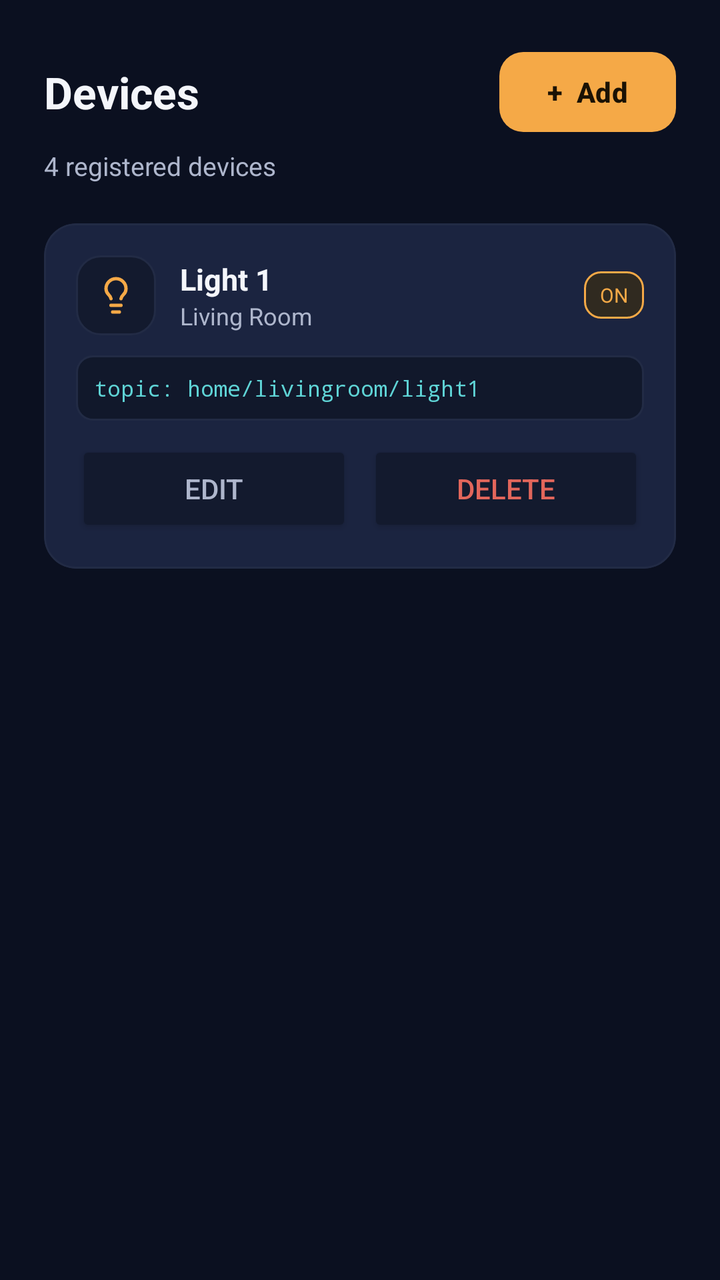
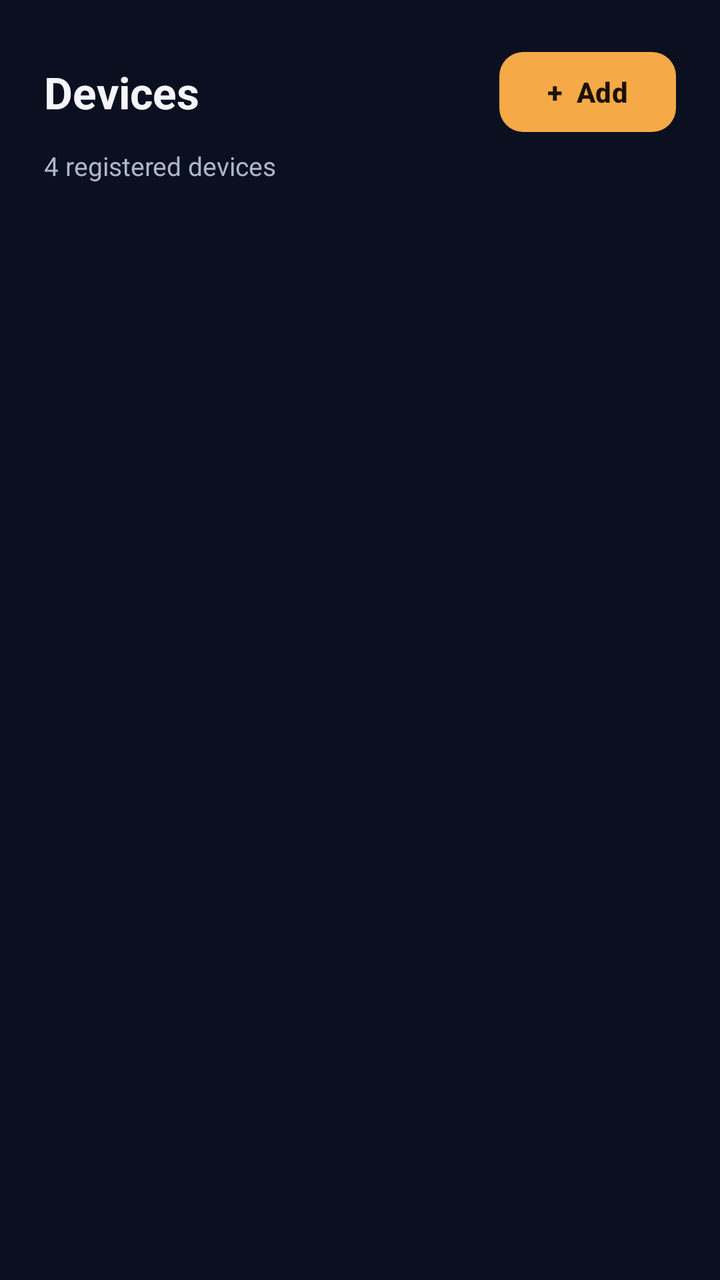

Screens rendered from an Android XML layout before and after an edit, with the pre-edit source and the edit as a unified diff.
<!-- AndroidManifest.xml: application theme Theme.LUMEN -->
<!-- res/layout/fragment_devices.xml -->
<?xml version="1.0" encoding="utf-8"?>
<androidx.core.widget.NestedScrollView
    xmlns:android="http://schemas.android.com/apk/res/android"
    xmlns:app="http://schemas.android.com/apk/res-auto"
    android:layout_width="match_parent"
    android:layout_height="match_parent"
    android:background="@color/night"
    android:fillViewport="true">

    <LinearLayout
        android:layout_width="match_parent"
        android:layout_height="wrap_content"
        android:orientation="vertical"
        android:padding="22dp">

        <LinearLayout
            android:layout_width="match_parent"
            android:layout_height="wrap_content"
            android:gravity="center_vertical">

            <TextView
                android:layout_width="0dp"
                android:layout_height="wrap_content"
                android:layout_weight="1"
                android:text="Devices"
                android:textColor="@color/white"
                android:textSize="22sp"
                android:textStyle="bold" />

            <com.google.android.material.button.MaterialButton
                android:id="@+id/btnAddDevice"
                android:layout_width="wrap_content"
                android:layout_height="wrap_content"
                android:text="+  Add"
                android:textColor="@color/amber_dark"
                android:textStyle="bold"
                app:backgroundTint="@color/amber"
                app:cornerRadius="12dp" />

        </LinearLayout>


        <TextView
            android:id="@+id/txtDeviceCount"
            android:layout_width="wrap_content"
            android:layout_height="wrap_content"
            android:text="4 registered devices"
            android:textColor="@color/mist"
            android:textSize="13sp"
            android:layout_marginTop="4dp"
            android:layout_marginBottom="20dp" />


        <LinearLayout
            android:id="@+id/deviceList"
            android:layout_width="match_parent"
            android:layout_height="wrap_content"
            android:orientation="vertical">

            

            <com.google.android.material.card.MaterialCardView
                android:layout_width="match_parent"
                android:layout_height="wrap_content"
                android:layout_marginBottom="12dp"
                app:cardBackgroundColor="@color/night_3"
                app:cardCornerRadius="16dp"
                app:strokeColor="@color/border"
                app:strokeWidth="1dp">

                <LinearLayout
                    android:layout_width="match_parent"
                    android:layout_height="wrap_content"
                    android:orientation="vertical"
                    android:padding="16dp">

                    <LinearLayout
                        android:layout_width="match_parent"
                        android:layout_height="wrap_content"
                        android:gravity="center_vertical">

                        <ImageView
                            android:layout_width="40dp"
                            android:layout_height="40dp"
                            android:padding="10dp"
                            android:background="@drawable/bg_light_icon"
                            android:src="@drawable/ic_light"
                            app:tint="@color/amber"
                            android:contentDescription="Light" />

                        <LinearLayout
                            android:layout_width="0dp"
                            android:layout_height="wrap_content"
                            android:layout_weight="1"
                            android:orientation="vertical"
                            android:layout_marginStart="12dp">

                            <TextView
                                android:layout_width="wrap_content"
                                android:layout_height="wrap_content"
                                android:text="Light 1"
                                android:textColor="@color/white"
                                android:textSize="15sp"
                                android:textStyle="bold" />

                            <TextView
                                android:layout_width="wrap_content"
                                android:layout_height="wrap_content"
                                android:text="Living Room"
                                android:textColor="@color/mist"
                                android:textSize="12sp" />

                        </LinearLayout>

                        <TextView
                            android:layout_width="wrap_content"
                            android:layout_height="wrap_content"
                            android:text="ON"
                            android:textColor="@color/amber"
                            android:textSize="10sp"
                            android:paddingHorizontal="8dp"
                            android:paddingVertical="5dp"
                            android:background="@drawable/bg_status_on" />

                    </LinearLayout>


                    <TextView
                        android:layout_width="match_parent"
                        android:layout_height="wrap_content"
                        android:text="topic: home/livingroom/light1"
                        android:textColor="@color/cyan"
                        android:textSize="11sp"
                        android:fontFamily="monospace"
                        android:padding="9dp"
                        android:layout_marginTop="10dp"
                        android:background="@drawable/bg_topic" />


                    <LinearLayout
                        android:layout_width="match_parent"
                        android:layout_height="wrap_content"
                        android:orientation="horizontal"
                        android:layout_marginTop="10dp">

                        <Button
                            android:id="@+id/btnEditLight1"
                            android:layout_width="0dp"
                            android:layout_height="wrap_content"
                            android:layout_weight="1"
                            android:text="Edit"
                            android:textColor="@color/mist"
                            android:backgroundTint="@color/night_2" />

                        <Button
                            android:id="@+id/btnDeleteLight1"
                            android:layout_width="0dp"
                            android:layout_height="wrap_content"
                            android:layout_weight="1"
                            android:text="Delete"
                            android:textColor="@color/danger"
                            android:backgroundTint="@color/night_2"
                            android:layout_marginStart="8dp" />

                    </LinearLayout>

                </LinearLayout>

            </com.google.android.material.card.MaterialCardView>

        </LinearLayout>

    </LinearLayout>

</androidx.core.widget.NestedScrollView>
<!-- resources referenced by this layout -->
<resources>
  <color name="amber">#F5A947</color>
  <color name="amber_dark">#1B1204</color>
  <color name="border">#222B45</color>
  <color name="cyan">#5FD4D6</color>
  <color name="danger">#E2665B</color>
  <color name="mist">#AEB6CC</color>
  <color name="night">#0B1020</color>
  <color name="night_2">#131A2E</color>
  <color name="night_3">#1B2440</color>
  <color name="white">#F4F6FB</color>
  <!-- drawable bg_light_icon (drawable) -->
  <?xml version="1.0" encoding="utf-8"?>
  <selector xmlns:android="http://schemas.android.com/apk/res/android">
  
      <item android:state_selected="true">
  
          <shape>
  
              <solid android:color="#302A20" />
  
              <corners android:radius="12dp" />
  
              <stroke
                  android:width="1dp"
                  android:color="@color/amber" />
  
          </shape>
  
      </item>
  
  
      <item>
  
          <shape>
  
              <solid android:color="@color/night_2" />
  
              <corners android:radius="12dp" />
  
              <stroke
                  android:width="1dp"
                  android:color="@color/border" />
  
          </shape>
  
      </item>
  
  </selector>
  <!-- drawable bg_status_on (drawable) -->
  <?xml version="1.0" encoding="utf-8"?>
  <shape xmlns:android="http://schemas.android.com/apk/res/android">
  
      <solid android:color="#302A20" />
  
      <corners android:radius="8dp" />
  
      <stroke
          android:width="1dp"
          android:color="@color/amber" />
  
  </shape>
  <!-- drawable bg_topic (drawable) -->
  <?xml version="1.0" encoding="utf-8"?>
  <shape xmlns:android="http://schemas.android.com/apk/res/android">
  
      <solid android:color="#11182B" />
  
      <corners android:radius="8dp" />
  
      <stroke
          android:width="1dp"
          android:color="@color/border" />
  
  </shape>
  <!-- drawable ic_light (drawable) -->
  <vector xmlns:android="http://schemas.android.com/apk/res/android"
      android:width="24dp"
      android:height="24dp"
      android:viewportWidth="24"
      android:viewportHeight="24">
    <path
        android:pathData="M15,14c0.2,-1 0.7,-1.7 1.5,-2.5 1,-0.9 1.5,-2.2 1.5,-3.5A6,6 0,0 0,6 8c0,1 0.2,2.2 1.5,3.5 0.7,0.7 1.3,1.5 1.5,2.5"
        android:strokeLineJoin="round"
        android:strokeWidth="2"
        android:fillColor="#00000000"
        android:strokeColor="@color/gray_text"
        android:strokeLineCap="round"/>
    <path
        android:pathData="M9,18h6"
        android:strokeLineJoin="round"
        android:strokeWidth="2"
        android:fillColor="#00000000"
        android:strokeColor="@color/gray_text"
        android:strokeLineCap="round"/>
    <path
        android:pathData="M10,22h4"
        android:strokeLineJoin="round"
        android:strokeWidth="2"
        android:fillColor="#00000000"
        android:strokeColor="@color/gray_text"
        android:strokeLineCap="round"/>
  </vector>
  <style name="Theme.LUMEN" parent="Base.Theme.LUMEN" />
  <color name="gray_text">#6A7390</color>
  <style name="Base.Theme.LUMEN" parent="Theme.Material3.DayNight.NoActionBar">
          
          
      </style>
</resources>

<!-- the commit's change to res/layout/fragment_devices.xml (unified diff, before → after) -->
@@ -57,117 +57,6 @@
             android:layout_height="wrap_content"
             android:orientation="vertical">
 
-            
-
-            <com.google.android.material.card.MaterialCardView
-                android:layout_width="match_parent"
-                android:layout_height="wrap_content"
-                android:layout_marginBottom="12dp"
-                app:cardBackgroundColor="@color/night_3"
-                app:cardCornerRadius="16dp"
-                app:strokeColor="@color/border"
-                app:strokeWidth="1dp">
-
-                <LinearLayout
-                    android:layout_width="match_parent"
-                    android:layout_height="wrap_content"
-                    android:orientation="vertical"
-                    android:padding="16dp">
-
-                    <LinearLayout
-                        android:layout_width="match_parent"
-                        android:layout_height="wrap_content"
-                        android:gravity="center_vertical">
-
-                        <ImageView
-                            android:layout_width="40dp"
-                            android:layout_height="40dp"
-                            android:padding="10dp"
-                            android:background="@drawable/bg_light_icon"
-                            android:src="@drawable/ic_light"
-                            app:tint="@color/amber"
-                            android:contentDescription="Light" />
-
-                        <LinearLayout
-                            android:layout_width="0dp"
-                            android:layout_height="wrap_content"
-                            android:layout_weight="1"
-                            android:orientation="vertical"
-                            android:layout_marginStart="12dp">
-
-                            <TextView
-                                android:layout_width="wrap_content"
-                                android:layout_height="wrap_content"
-                                android:text="Light 1"
-                                android:textColor="@color/white"
-                                android:textSize="15sp"
-                                android:textStyle="bold" />
-
-                            <TextView
-                                android:layout_width="wrap_content"
-                                android:layout_height="wrap_content"
-                                android:text="Living Room"
-                                android:textColor="@color/mist"
-                                android:textSize="12sp" />
-
-                        </LinearLayout>
-
-                        <TextView
-                            android:layout_width="wrap_content"
-                            android:layout_height="wrap_content"
-                            android:text="ON"
-                            android:textColor="@color/amber"
-                            android:textSize="10sp"
-                            android:paddingHorizontal="8dp"
-                            android:paddingVertical="5dp"
-                            android:background="@drawable/bg_status_on" />
-
-                    </LinearLayout>
-
-
-                    <TextView
-                        android:layout_width="match_parent"
-                        android:layout_height="wrap_content"
-                        android:text="topic: home/livingroom/light1"
-                        android:textColor="@color/cyan"
-                        android:textSize="11sp"
-                        android:fontFamily="monospace"
-                        android:padding="9dp"
-                        android:layout_marginTop="10dp"
-                        android:background="@drawable/bg_topic" />
-
-
-                    <LinearLayout
-                        android:layout_width="match_parent"
-                        android:layout_height="wrap_content"
-                        android:orientation="horizontal"
-                        android:layout_marginTop="10dp">
-
-                        <Button
-                            android:id="@+id/btnEditLight1"
-                            android:layout_width="0dp"
-                            android:layout_height="wrap_content"
-                            android:layout_weight="1"
-                            android:text="Edit"
-                            android:textColor="@color/mist"
-                            android:backgroundTint="@color/night_2" />
-
-                        <Button
-                            android:id="@+id/btnDeleteLight1"
-                            android:layout_width="0dp"
-                            android:layout_height="wrap_content"
-                            android:layout_weight="1"
-                            android:text="Delete"
-                            android:textColor="@color/danger"
-                            android:backgroundTint="@color/night_2"
-                            android:layout_marginStart="8dp" />
-
-                    </LinearLayout>
-
-                </LinearLayout>
-
-            </com.google.android.material.card.MaterialCardView>
-
         </LinearLayout>
 
     </LinearLayout>
<!-- resource entries referenced after the edit -->
@@ -2,108 +2,10 @@
 <resources>
   <color name="amber">#F5A947</color>
   <color name="amber_dark">#1B1204</color>
-  <color name="border">#222B45</color>
-  <color name="cyan">#5FD4D6</color>
-  <color name="danger">#E2665B</color>
   <color name="mist">#AEB6CC</color>
   <color name="night">#0B1020</color>
-  <color name="night_2">#131A2E</color>
-  <color name="night_3">#1B2440</color>
   <color name="white">#F4F6FB</color>
-  <!-- drawable bg_light_icon (drawable) -->
-  <?xml version="1.0" encoding="utf-8"?>
-  <selector xmlns:android="http://schemas.android.com/apk/res/android">
-  
-      <item android:state_selected="true">
-  
-          <shape>
-  
-              <solid android:color="#302A20" />
-  
-              <corners android:radius="12dp" />
-  
-              <stroke
-                  android:width="1dp"
-                  android:color="@color/amber" />
-  
-          </shape>
-  
-      </item>
-  
-  
-      <item>
-  
-          <shape>
-  
-              <solid android:color="@color/night_2" />
-  
-              <corners android:radius="12dp" />
-  
-              <stroke
-                  android:width="1dp"
-                  android:color="@color/border" />
-  
-          </shape>
-  
-      </item>
-  
-  </selector>
-  <!-- drawable bg_status_on (drawable) -->
-  <?xml version="1.0" encoding="utf-8"?>
-  <shape xmlns:android="http://schemas.android.com/apk/res/android">
-  
-      <solid android:color="#302A20" />
-  
-      <corners android:radius="8dp" />
-  
-      <stroke
-          android:width="1dp"
-          android:color="@color/amber" />
-  
-  </shape>
-  <!-- drawable bg_topic (drawable) -->
-  <?xml version="1.0" encoding="utf-8"?>
-  <shape xmlns:android="http://schemas.android.com/apk/res/android">
-  
-      <solid android:color="#11182B" />
-  
-      <corners android:radius="8dp" />
-  
-      <stroke
-          android:width="1dp"
-          android:color="@color/border" />
-  
-  </shape>
-  <!-- drawable ic_light (drawable) -->
-  <vector xmlns:android="http://schemas.android.com/apk/res/android"
-      android:width="24dp"
-      android:height="24dp"
-      android:viewportWidth="24"
-      android:viewportHeight="24">
-    <path
-        android:pathData="M15,14c0.2,-1 0.7,-1.7 1.5,-2.5 1,-0.9 1.5,-2.2 1.5,-3.5A6,6 0,0 0,6 8c0,1 0.2,2.2 1.5,3.5 0.7,0.7 1.3,1.5 1.5,2.5"
-        android:strokeLineJoin="round"
-        android:strokeWidth="2"
-        android:fillColor="#00000000"
-        android:strokeColor="@color/gray_text"
-        android:strokeLineCap="round"/>
-    <path
-        android:pathData="M9,18h6"
-        android:strokeLineJoin="round"
-        android:strokeWidth="2"
-        android:fillColor="#00000000"
-        android:strokeColor="@color/gray_text"
-        android:strokeLineCap="round"/>
-    <path
-        android:pathData="M10,22h4"
-        android:strokeLineJoin="round"
-        android:strokeWidth="2"
-        android:fillColor="#00000000"
-        android:strokeColor="@color/gray_text"
-        android:strokeLineCap="round"/>
-  </vector>
   <style name="Theme.LUMEN" parent="Base.Theme.LUMEN" />
-  <color name="gray_text">#6A7390</color>
   <style name="Base.Theme.LUMEN" parent="Theme.Material3.DayNight.NoActionBar">
           
           
